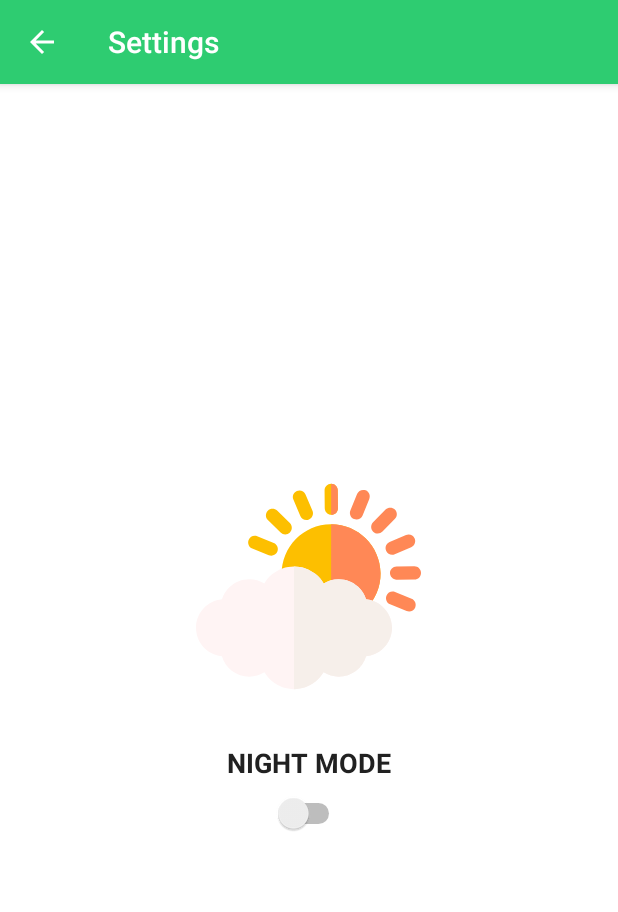
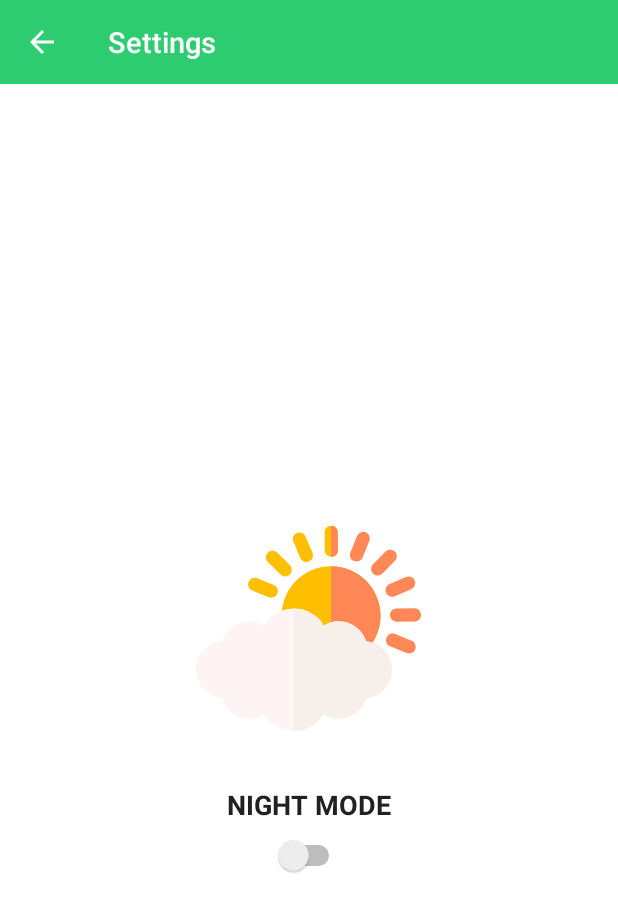
Before and after one commit to anhoang241998/Music-App-, an Android app: the screen it shows after launch (SettingsActivity), in the options menu, after a tap on "Settings", on a phone screen of 412 x 824 dp. Shown: the top 912 px of the screen. Run offline under Robolectric (Android 15) with nearby library versions, the phone set to English and light mode, and no system bars; our stand-ins replace ButterKnife, sdp/ssp sizes.

Commit message:
fix toolbar and splash screen. Create new Splash Screen.java for making service in the future

```diff
--- a/app/build.gradle
+++ b/app/build.gradle
@@ -30,6 +30,8 @@ dependencies {
     implementation fileTree(dir: "libs", include: ["*.jar"])
     implementation 'androidx.appcompat:appcompat:1.1.0'
     implementation 'androidx.constraintlayout:constraintlayout:1.1.3'
+    implementation 'androidx.coordinatorlayout:coordinatorlayout:1.1.0'
+    implementation 'com.google.android.material:material:1.1.0'
     testImplementation 'junit:junit:4.12'
     androidTestImplementation 'androidx.test.ext:junit:1.1.1'
     androidTestImplementation 'androidx.test.espresso:espresso-core:3.2.0'
--- a/app/src/main/AndroidManifest.xml
+++ b/app/src/main/AndroidManifest.xml
@@ -9,16 +9,25 @@
         android:roundIcon="@mipmap/logo"
         android:supportsRtl="true"
         android:theme="@style/AppTheme">
-        <activity android:name=".SettingsActivity"
-            android:parentActivityName=".PlayerActivity">
-        </activity>
-        <activity android:name=".PlayerActivity"
+
+
+        <activity
+            android:name=".SplashActivity"
             android:theme="@style/AppTheme.Launcher">
             <intent-filter>
                 <action android:name="android.intent.action.MAIN" />
-
                 <category android:name="android.intent.category.LAUNCHER" />
             </intent-filter>
+
+        </activity>
+        <activity
+            android:name=".PlayerActivity"
+            android:theme="@style/AppTheme">
+        </activity>
+
+        <activity
+            android:name=".SettingsActivity"
+            android:parentActivityName=".PlayerActivity">
         </activity>
     </application>
 
--- a/app/src/main/java/com/example/musicapp/PlayerActivity.java
+++ b/app/src/main/java/com/example/musicapp/PlayerActivity.java
@@ -12,6 +12,7 @@ import android.view.MenuItem;
 import android.widget.Button;
 import android.widget.SeekBar;
 import android.widget.TextView;
+import android.widget.Toast;
 
 import androidx.annotation.NonNull;
 import androidx.appcompat.app.AppCompatActivity;
@@ -40,7 +41,6 @@ public class PlayerActivity extends AppCompatActivity {
 
     @Override
     protected void onCreate(Bundle savedInstanceState) {
-        setTheme(R.style.AppTheme);
         super.onCreate(savedInstanceState);
         mAppSettingPrefs = getSharedPreferences("AppSettingPrefs", 0);
         isNightModeOn = mAppSettingPrefs.getBoolean("NightMode", false);
@@ -140,6 +140,7 @@ public class PlayerActivity extends AppCompatActivity {
         switch (item.getItemId()) {
             case R.id.menu_item_setting:
                 Intent intent = new Intent(PlayerActivity.this, SettingsActivity.class);
+                intent.putExtra("duration", mSong.getCurrentPosition());
                 startActivity(intent);
         }
         return super.onOptionsItemSelected(item);
--- a/app/src/main/java/com/example/musicapp/SettingsActivity.java
+++ b/app/src/main/java/com/example/musicapp/SettingsActivity.java
@@ -4,11 +4,14 @@ import android.content.Intent;
 import android.content.SharedPreferences;
 import android.os.Bundle;
 import android.view.Menu;
+import android.view.View;
 import android.widget.CompoundButton;
 import android.widget.Switch;
+import android.widget.Toast;
 
 import androidx.appcompat.app.AppCompatActivity;
 import androidx.appcompat.app.AppCompatDelegate;
+import androidx.appcompat.widget.Toolbar;
 
 import butterknife.BindView;
 import butterknife.ButterKnife;
@@ -18,6 +21,8 @@ public class SettingsActivity extends AppCompatActivity {
 
     @BindView(R.id.switchNightMode)
     Switch mSwitchNightMode;
+    @BindView(R.id.toolbar)
+    Toolbar mToolbar;
 
     private SharedPreferences mAppSettingPrefs;
     private SharedPreferences.Editor mSharedPrefsEdit;
@@ -26,11 +31,18 @@ public class SettingsActivity extends AppCompatActivity {
     @Override
     protected void onCreate(Bundle savedInstanceState) {
         super.onCreate(savedInstanceState);
+        setTheme(R.style.AppTheme_Launcher);
         mAppSettingPrefs = getSharedPreferences("AppSettingPrefs", 0);
         mSharedPrefsEdit = mAppSettingPrefs.edit();
         isNightModeOn = mAppSettingPrefs.getBoolean("NightMode", false);
         setContentView(R.layout.activity_settings);
         ButterKnife.bind(this);
+
+        //Toolbar
+        setSupportActionBar(mToolbar);
+        getSupportActionBar().setDisplayHomeAsUpEnabled(true);
+        getSupportActionBar().setTitle("Settings");
+        mToolbar.setNavigationOnClickListener(v -> finish());
 
         if (isNightModeOn) {
             mSwitchNightMode.setChecked(true);
@@ -41,9 +53,7 @@ public class SettingsActivity extends AppCompatActivity {
 
         }
 
-        mSwitchNightMode.setOnCheckedChangeListener(new CompoundButton.OnCheckedChangeListener() {
-            @Override
-            public void onCheckedChanged(CompoundButton buttonView, boolean isChecked) {
+        mSwitchNightMode.setOnCheckedChangeListener((buttonView, isChecked) -> {
             if (isChecked) {
                 AppCompatDelegate.setDefaultNightMode(AppCompatDelegate.MODE_NIGHT_YES);
                 mSharedPrefsEdit.putBoolean("NightMode", true);
@@ -54,20 +64,14 @@ public class SettingsActivity extends AppCompatActivity {
             mSharedPrefsEdit.apply();
             finish();
             restartCurrentActivity();
-            }
         });
     }
 
     private void restartCurrentActivity() {
         overridePendingTransition(R.anim.fade_in, R.anim.fade_out);
-        startActivity(new Intent(this, SettingsActivity.class));
+        Intent intent = new Intent(this, SettingsActivity.class);
+        intent.setFlags(Intent.FLAG_ACTIVITY_CLEAR_TOP);
+        startActivity(intent);
         finish();
     }
-
-    @Override
-    public boolean onCreateOptionsMenu(Menu menu) {
-        getSupportActionBar().setTitle("Settings");
-        getSupportActionBar().setDisplayHomeAsUpEnabled(true);
-        return super.onCreateOptionsMenu(menu);
 }
-}
--- /dev/null
+++ b/app/src/main/java/com/example/musicapp/SplashActivity.java
@@ -0,0 +1,17 @@
+package com.example.musicapp;
+
+import android.content.Intent;
+import android.os.Bundle;
+
+import androidx.annotation.Nullable;
+import androidx.appcompat.app.AppCompatActivity;
+
+public class SplashActivity extends AppCompatActivity {
+    @Override
+    protected void onCreate(@Nullable Bundle savedInstanceState) {
+        super.onCreate(savedInstanceState);
+        overridePendingTransition(R.anim.fade_in, R.anim.fade_out);
+        startActivity(new Intent(SplashActivity.this, PlayerActivity.class));
+        finish();
+    }
+}
--- a/app/src/main/res/layout/activity_player.xml
+++ b/app/src/main/res/layout/activity_player.xml
@@ -12,7 +12,7 @@
         android:layout_centerHorizontal="true"
         android:layout_width="wrap_content"
         android:layout_height="wrap_content"
-        android:layout_marginTop="@dimen/_12sdp"
+        android:layout_marginTop="@dimen/_16sdp"
         android:text="@string/tv_music"
         android:textColor="@color/colorTextPrimary"
         android:textSize="@dimen/_20sdp"
@@ -24,7 +24,7 @@
         android:layout_height="wrap_content"
         android:layout_below="@id/music"
         android:layout_centerHorizontal="true"
-        android:layout_marginTop="@dimen/_40sdp"
+        android:layout_marginTop="@dimen/_16sdp"
         android:src="@drawable/photo" />
 
     <TextView
--- a/app/src/main/res/layout/activity_settings.xml
+++ b/app/src/main/res/layout/activity_settings.xml
@@ -1,12 +1,42 @@
 <?xml version="1.0" encoding="utf-8"?>
-<LinearLayout xmlns:android="http://schemas.android.com/apk/res/android"
+<androidx.coordinatorlayout.widget.CoordinatorLayout xmlns:android="http://schemas.android.com/apk/res/android"
     xmlns:tools="http://schemas.android.com/tools"
+    android:layout_width="match_parent"
+    android:layout_height="match_parent"
+    xmlns:app="http://schemas.android.com/apk/res-auto"
+    android:animateLayoutChanges="true"
+    tools:context=".SettingsActivity">
+
+    <com.google.android.material.appbar.AppBarLayout
+        android:layout_width="match_parent"
+        android:layout_height="wrap_content"
+        app:liftOnScroll="true">
+
+        <com.google.android.material.appbar.MaterialToolbar
+            android:id="@+id/toolbar"
+            style="@style/Widget.MaterialComponents.Toolbar.Primary"
+            android:layout_width="match_parent"
+            android:layout_height="?attr/actionBarSize"
+            android:background="@color/colorPrimary"
+            app:layout_scrollFlags="scroll|enterAlways|snap"
+            app:titleTextAppearance="@style/ActionBar.nameText"
+            app:titleTextColor="#fff" />
+
+    </com.google.android.material.appbar.AppBarLayout>
+
+    <androidx.core.widget.NestedScrollView
+        android:layout_width="match_parent"
+        android:layout_height="match_parent"
+        android:fillViewport="true"
+        app:layout_behavior="@string/appbar_scrolling_view_behavior">
+
+        <LinearLayout
             android:layout_width="match_parent"
             android:layout_height="match_parent"
             android:background="@color/colorBackground"
             android:gravity="center"
-    android:orientation="vertical"
-    tools:context=".SettingsActivity">
+            android:orientation="vertical">
+
 
             <ImageView
                 android:layout_width="150dp"
@@ -29,5 +59,7 @@
                 android:layout_width="wrap_content"
                 android:layout_height="wrap_content"
                 android:layout_margin="8dp" />
+        </LinearLayout>
+    </androidx.core.widget.NestedScrollView>
 
-</LinearLayout>
+</androidx.coordinatorlayout.widget.CoordinatorLayout>
--- a/app/src/main/res/values/styles.xml
+++ b/app/src/main/res/values/styles.xml
@@ -7,8 +7,11 @@
         <item name="colorAccent">@color/colorAccent</item>
     </style>
 
+    <style name="ActionBar.nameText" parent="TextAppearance.AppCompat.Widget.ActionBar.Title">
+        <item name="android:textSize">@dimen/_15sdp</item>
+    </style>
+
     <style name="AppTheme.Launcher" parent="Theme.AppCompat.Light.NoActionBar">
-
         <item name="android:windowBackground">@drawable/splash_background</item>
     </style>
 
```
Lines whose indentation alone changed are shown as unchanged.
